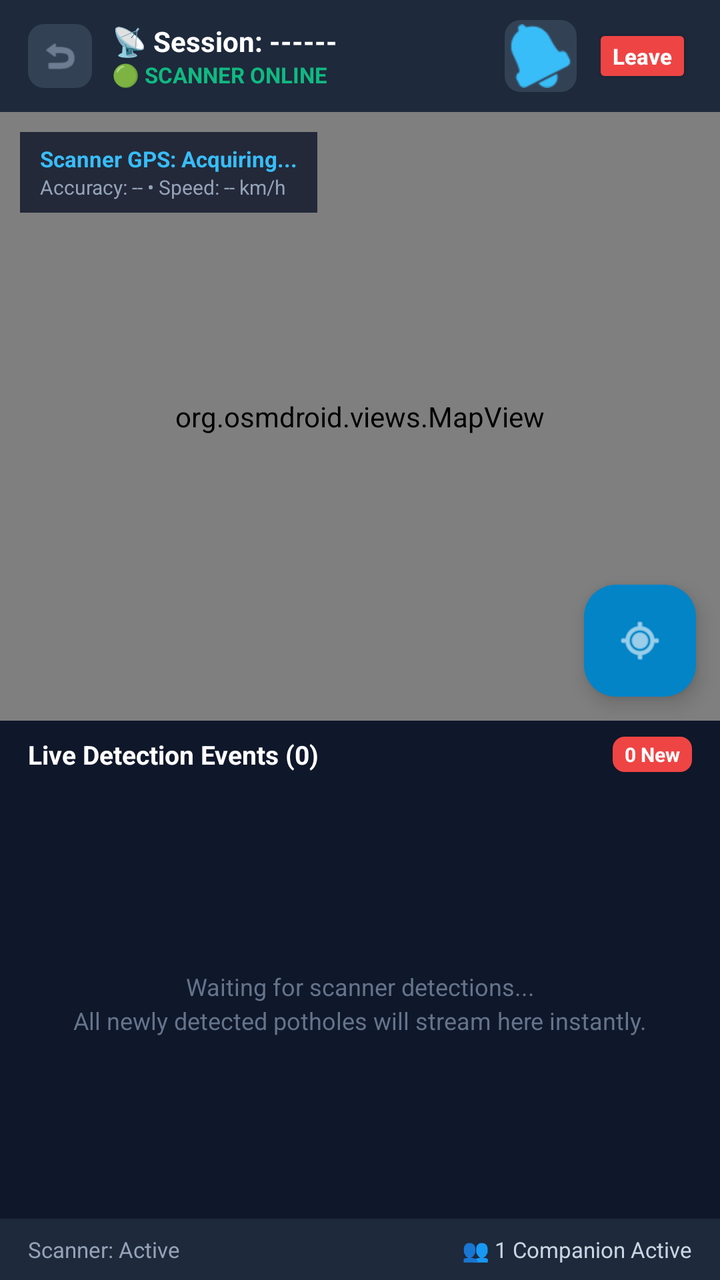
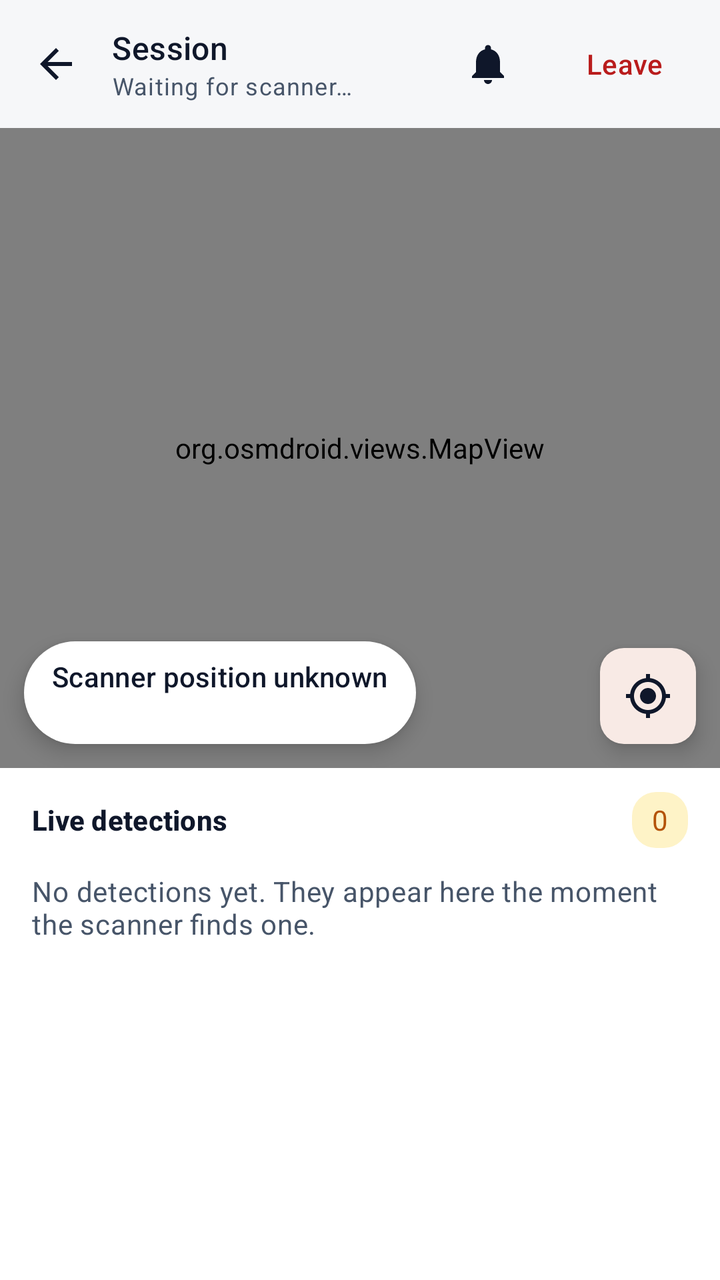

Two renders of the same Android screen: before a commit and after it. Below are the layout's source before the change and the commit's diff.
<!-- AndroidManifest.xml: application theme Theme.SmartPothole -->
<!-- res/layout/activity_companion.xml -->
<?xml version="1.0" encoding="utf-8"?>
<LinearLayout xmlns:android="http://schemas.android.com/apk/res/android"
    xmlns:app="http://schemas.android.com/apk/res-auto"
    android:layout_width="match_parent"
    android:layout_height="match_parent"
    android:background="#0F172A"
    android:orientation="vertical">

    
    <LinearLayout
        android:layout_width="match_parent"
        android:layout_height="wrap_content"
        android:background="#1E293B"
        android:gravity="center_vertical"
        android:orientation="horizontal"
        android:paddingHorizontal="14dp"
        android:paddingVertical="10dp">

        <ImageView
            android:id="@+id/btnBack"
            android:layout_width="32dp"
            android:layout_height="32dp"
            android:background="@drawable/pill_badge_bg"
            android:padding="6dp"
            android:src="@android:drawable/ic_menu_revert"
            app:tint="#94A3B8" />

        <LinearLayout
            android:layout_width="0dp"
            android:layout_height="wrap_content"
            android:layout_marginStart="10dp"
            android:layout_weight="1"
            android:orientation="vertical">

            <TextView
                android:id="@+id/tvSessionTitle"
                android:layout_width="wrap_content"
                android:layout_height="wrap_content"
                android:text="📡 Session: ------"
                android:textColor="#FFFFFF"
                android:textSize="14sp"
                android:textStyle="bold" />

            <TextView
                android:id="@+id/tvScannerStatusBadge"
                android:layout_width="wrap_content"
                android:layout_height="wrap_content"
                android:text="🟢 SCANNER ONLINE"
                android:textColor="#10B981"
                android:textSize="11sp"
                android:textStyle="bold" />
        </LinearLayout>

        <ImageButton
            android:id="@+id/btnNotificationSettings"
            android:layout_width="36dp"
            android:layout_height="36dp"
            android:background="@drawable/pill_badge_bg"
            android:src="@android:drawable/ic_popup_reminder"
            android:tint="#38BDF8"
            android:contentDescription="Notification Preferences"
            android:layout_marginEnd="8dp" />

        <Button
            android:id="@+id/btnLeaveSession"
            android:layout_width="wrap_content"
            android:layout_height="32dp"
            android:backgroundTint="#EF4444"
            android:minWidth="0dp"
            android:minHeight="0dp"
            android:paddingHorizontal="10dp"
            android:paddingVertical="2dp"
            android:text="Leave"
            android:textAllCaps="false"
            android:textColor="#FFFFFF"
            android:textSize="11sp"
            android:textStyle="bold" />
    </LinearLayout>

    
    <LinearLayout
        android:layout_width="match_parent"
        android:layout_height="0dp"
        android:layout_weight="1"
        android:orientation="vertical">

        
        <FrameLayout
            android:layout_width="match_parent"
            android:layout_height="0dp"
            android:layout_weight="1.1">

            <org.osmdroid.views.MapView
                android:id="@+id/mapView"
                android:layout_width="match_parent"
                android:layout_height="match_parent" />

            
            <LinearLayout
                android:layout_width="wrap_content"
                android:layout_height="wrap_content"
                android:layout_gravity="top|start"
                android:layout_margin="10dp"
                android:background="#D00F172A"
                android:orientation="vertical"
                android:paddingHorizontal="10dp"
                android:paddingVertical="6dp">

                <TextView
                    android:id="@+id/tvScannerLocationText"
                    android:layout_width="wrap_content"
                    android:layout_height="wrap_content"
                    android:text="Scanner GPS: Acquiring..."
                    android:textColor="#38BDF8"
                    android:textSize="11sp"
                    android:textStyle="bold" />

                <TextView
                    android:id="@+id/tvScannerAccuracyText"
                    android:layout_width="wrap_content"
                    android:layout_height="wrap_content"
                    android:text="Accuracy: -- • Speed: -- km/h"
                    android:textColor="#94A3B8"
                    android:textSize="10sp" />
            </LinearLayout>

            
            <com.google.android.material.floatingactionbutton.FloatingActionButton
                android:id="@+id/fabRecenterScanner"
                android:layout_width="wrap_content"
                android:layout_height="wrap_content"
                android:layout_gravity="bottom|end"
                android:layout_margin="12dp"
                android:contentDescription="Recenter on Scanner"
                app:backgroundTint="#0284C7"
                app:fabSize="mini"
                app:srcCompat="@android:drawable/ic_menu_mylocation"
                app:tint="#FFFFFF" />
        </FrameLayout>

        
        <LinearLayout
            android:layout_width="match_parent"
            android:layout_height="0dp"
            android:layout_weight="0.9"
            android:background="#0F172A"
            android:orientation="vertical">

            
            <LinearLayout
                android:layout_width="match_parent"
                android:layout_height="wrap_content"
                android:gravity="center_vertical"
                android:orientation="horizontal"
                android:paddingHorizontal="14dp"
                android:paddingVertical="8dp">

                <TextView
                    android:id="@+id/tvEventsHeader"
                    android:layout_width="0dp"
                    android:layout_height="wrap_content"
                    android:layout_weight="1"
                    android:text="Live Detection Events (0)"
                    android:textColor="#FFFFFF"
                    android:textSize="13sp"
                    android:textStyle="bold" />

                <TextView
                    android:id="@+id/tvNewPotholesBadge"
                    android:layout_width="wrap_content"
                    android:layout_height="wrap_content"
                    android:background="@drawable/badge_critical_bg"
                    android:paddingHorizontal="6dp"
                    android:paddingVertical="2dp"
                    android:text="0 New"
                    android:textColor="#FFFFFF"
                    android:textSize="10sp"
                    android:textStyle="bold" />
            </LinearLayout>

            <TextView
                android:id="@+id/tvEmptyEvents"
                android:layout_width="match_parent"
                android:layout_height="match_parent"
                android:gravity="center"
                android:padding="20dp"
                android:text="Waiting for scanner detections...\nAll newly detected potholes will stream here instantly."
                android:textColor="#64748B"
                android:textSize="12sp"
                android:lineSpacingExtra="3dp" />

            <androidx.recyclerview.widget.RecyclerView
                android:id="@+id/rvDetections"
                android:layout_width="match_parent"
                android:layout_height="match_parent"
                android:clipToPadding="false"
                android:paddingBottom="8dp"
                android:visibility="gone" />
        </LinearLayout>
    </LinearLayout>

    
    <LinearLayout
        android:layout_width="match_parent"
        android:layout_height="wrap_content"
        android:background="#1E293B"
        android:gravity="center_vertical"
        android:orientation="horizontal"
        android:paddingHorizontal="14dp"
        android:paddingVertical="8dp">

        <TextView
            android:id="@+id/tvScannerNameFooter"
            android:layout_width="0dp"
            android:layout_height="wrap_content"
            android:layout_weight="1"
            android:text="Scanner: Active"
            android:textColor="#94A3B8"
            android:textSize="11sp" />

        <TextView
            android:id="@+id/tvCompanionsFooter"
            android:layout_width="wrap_content"
            android:layout_height="wrap_content"
            android:text="👥 1 Companion Active"
            android:textColor="#CBD5E1"
            android:textSize="11sp" />
    </LinearLayout>
</LinearLayout>
<!-- resources referenced by this layout -->
<resources>
  <!-- drawable badge_critical_bg (drawable) -->
  <?xml version="1.0" encoding="utf-8"?>
  <shape xmlns:android="http://schemas.android.com/apk/res/android"
      android:shape="rectangle">
      <solid android:color="#EF4444" />
      <corners android:radius="6dp" />
  </shape>
  <!-- drawable pill_badge_bg (drawable) -->
  <?xml version="1.0" encoding="utf-8"?>
  <shape xmlns:android="http://schemas.android.com/apk/res/android"
      android:shape="rectangle">
      <solid android:color="#334155" />
      <corners android:radius="8dp" />
  </shape>
  <color name="sp_primary">#C2410C</color>
  <color name="sp_danger">#B91C1C</color>
  <color name="sp_bg">#F6F7F9</color>
  <color name="sp_surface">#FFFFFF</color>
  <color name="sp_outline">#D5DBE4</color>
  <dimen name="sp_radius_card">12dp</dimen>
  <!-- unchanged entries left out for length: 11 -->
</resources>

<!-- the commit's change to res/layout/activity_companion.xml (unified diff, before → after) -->
@@ -1,34 +1,32 @@
 <?xml version="1.0" encoding="utf-8"?>
 <LinearLayout xmlns:android="http://schemas.android.com/apk/res/android"
     xmlns:app="http://schemas.android.com/apk/res-auto"
+    android:id="@+id/companionRoot"
     android:layout_width="match_parent"
     android:layout_height="match_parent"
-    android:background="#0F172A"
+    android:background="@color/sp_bg"
     android:orientation="vertical">
 
-    
     <LinearLayout
         android:layout_width="match_parent"
-        android:layout_height="wrap_content"
-        android:background="#1E293B"
+        android:layout_height="64dp"
         android:gravity="center_vertical"
         android:orientation="horizontal"
-        android:paddingHorizontal="14dp"
-        android:paddingVertical="10dp">
+        android:paddingHorizontal="4dp">
 
-        <ImageView
+        <ImageButton
             android:id="@+id/btnBack"
-            android:layout_width="32dp"
-            android:layout_height="32dp"
-            android:background="@drawable/pill_badge_bg"
-            android:padding="6dp"
-            android:src="@android:drawable/ic_menu_revert"
-            app:tint="#94A3B8" />
+            android:layout_width="48dp"
+            android:layout_height="48dp"
+            android:background="?attr/selectableItemBackgroundBorderless"
+            android:contentDescription="Back"
+            android:src="@drawable/ic_arrow_back"
+            app:tint="@color/sp_on_surface" />
 
         <LinearLayout
             android:layout_width="0dp"
             android:layout_height="wrap_content"
-            android:layout_marginStart="10dp"
+            android:layout_marginStart="4dp"
             android:layout_weight="1"
             android:orientation="vertical">
 
@@ -36,194 +34,150 @@
                 android:id="@+id/tvSessionTitle"
                 android:layout_width="wrap_content"
                 android:layout_height="wrap_content"
-                android:text="📡 Session: ------"
-                android:textColor="#FFFFFF"
-                android:textSize="14sp"
-                android:textStyle="bold" />
+                android:text="Session"
+                android:textAppearance="@style/SP.Text.Subtitle" />
 
             <TextView
                 android:id="@+id/tvScannerStatusBadge"
                 android:layout_width="wrap_content"
                 android:layout_height="wrap_content"
-                android:text="🟢 SCANNER ONLINE"
-                android:textColor="#10B981"
-                android:textSize="11sp"
-                android:textStyle="bold" />
+                android:accessibilityLiveRegion="polite"
+                android:text="Waiting for scanner…"
+                android:textAppearance="@style/SP.Text.Caption" />
         </LinearLayout>
 
         <ImageButton
             android:id="@+id/btnNotificationSettings"
-            android:layout_width="36dp"
-            android:layout_height="36dp"
-            android:background="@drawable/pill_badge_bg"
-            android:src="@android:drawable/ic_popup_reminder"
-            android:tint="#38BDF8"
-            android:contentDescription="Notification Preferences"
-            android:layout_marginEnd="8dp" />
+            android:layout_width="48dp"
+            android:layout_height="48dp"
+            android:background="?attr/selectableItemBackgroundBorderless"
+            android:contentDescription="Notification settings"
+            android:src="@drawable/ic_notifications"
+            app:tint="@color/sp_on_surface" />
 
-        <Button
+        <com.google.android.material.button.MaterialButton
             android:id="@+id/btnLeaveSession"
+            style="@style/Widget.Material3.Button.TextButton"
             android:layout_width="wrap_content"
-            android:layout_height="32dp"
-            android:backgroundTint="#EF4444"
-            android:minWidth="0dp"
-            android:minHeight="0dp"
-            android:paddingHorizontal="10dp"
-            android:paddingVertical="2dp"
+            android:layout_height="48dp"
             android:text="Leave"
-            android:textAllCaps="false"
-            android:textColor="#FFFFFF"
-            android:textSize="11sp"
-            android:textStyle="bold" />
+            android:textColor="@color/sp_danger" />
     </LinearLayout>
 
-    
-    <LinearLayout
+    <FrameLayout
         android:layout_width="match_parent"
         android:layout_height="0dp"
-        android:layout_weight="1"
-        android:orientation="vertical">
+        android:layout_weight="1">
 
-        
-        <FrameLayout
+        <org.osmdroid.views.MapView
+            android:id="@+id/mapView"
+            android:layout_width="match_parent"
+            android:layout_height="match_parent" />
+
+        <LinearLayout
+            android:layout_width="wrap_content"
+            android:layout_height="wrap_content"
+            android:layout_gravity="bottom|start"
+            android:layout_margin="12dp"
+            android:background="@drawable/bg_pill_surface"
+            android:elevation="6dp"
+            android:orientation="vertical"
+            android:paddingHorizontal="14dp"
+            android:paddingVertical="8dp">
+
+            <TextView
+                android:id="@+id/tvScannerLocationText"
+                android:layout_width="wrap_content"
+                android:layout_height="wrap_content"
+                android:text="Scanner position unknown"
+                android:textAppearance="@style/SP.Text.Label" />
+
+            <TextView
+                android:id="@+id/tvScannerAccuracyText"
+                android:layout_width="wrap_content"
+                android:layout_height="wrap_content"
+                android:textAppearance="@style/SP.Text.Caption" />
+        </LinearLayout>
+
+        <com.google.android.material.floatingactionbutton.FloatingActionButton
+            android:id="@+id/fabRecenterScanner"
+            style="@style/SP.MapFab"
+            android:layout_gravity="bottom|end"
+            android:layout_margin="12dp"
+            android:contentDescription="Show scanner"
+            android:src="@drawable/ic_my_location" />
+    </FrameLayout>
+
+    <LinearLayout
+        android:id="@+id/companionSheet"
+        android:layout_width="match_parent"
+        android:layout_height="0dp"
+        android:layout_weight="0.8"
+        android:background="@color/sp_surface"
+        android:orientation="vertical"
+        android:paddingHorizontal="@dimen/sp_gutter"
+        android:paddingTop="@dimen/sp_space_3">
+
+        <LinearLayout
+            android:layout_width="match_parent"
+            android:layout_height="wrap_content"
+            android:gravity="center_vertical"
+            android:orientation="horizontal">
+
+            <TextView
+                android:id="@+id/tvEventsHeader"
+                android:layout_width="0dp"
+                android:layout_height="wrap_content"
+                android:layout_weight="1"
+                android:accessibilityHeading="true"
+                android:text="Live detections"
+                android:textAppearance="@style/SP.Text.Section" />
+
+            <TextView
+                android:id="@+id/tvNewPotholesBadge"
+                android:layout_width="wrap_content"
+                android:layout_height="28dp"
+                android:background="@drawable/bg_chip_warning"
+                android:gravity="center"
+                android:paddingHorizontal="10dp"
+                android:text="0"
+                android:textColor="@color/sp_warning" />
+        </LinearLayout>
+
+        <TextView
+            android:id="@+id/tvEmptyEvents"
+            android:layout_width="match_parent"
+            android:layout_height="wrap_content"
+            android:layout_marginTop="@dimen/sp_space_3"
+            android:text="No detections yet. They appear here the moment the scanner finds one."
+            android:textAppearance="@style/SP.Text.Muted" />
+
+        <androidx.recyclerview.widget.RecyclerView
+            android:id="@+id/rvDetections"
             android:layout_width="match_parent"
             android:layout_height="0dp"
-            android:layout_weight="1.1">
+            android:layout_marginTop="@dimen/sp_space_2"
+            android:layout_weight="1"
+            android:visibility="gone" />
 
-            <org.osmdroid.views.MapView
-                android:id="@+id/mapView"
-                android:layout_width="match_parent"
-                android:layout_height="match_parent" />
+        <LinearLayout
+            android:layout_width="match_parent"
+            android:layout_height="wrap_content"
+            android:orientation="horizontal"
+            android:paddingVertical="@dimen/sp_space_2">
 
-            
-            <LinearLayout
+            <TextView
+                android:id="@+id/tvScannerNameFooter"
+                android:layout_width="0dp"
+                android:layout_height="wrap_content"
+                android:layout_weight="1"
+                android:textAppearance="@style/SP.Text.Caption" />
+
+            <TextView
+                android:id="@+id/tvCompanionsFooter"
                 android:layout_width="wrap_content"
                 android:layout_height="wrap_content"
-                android:layout_gravity="top|start"
-                android:layout_margin="10dp"
-                android:background="#D00F172A"
-                android:orientation="vertical"
-                android:paddingHorizontal="10dp"
-                android:paddingVertical="6dp">
-
-                <TextView
-                    android:id="@+id/tvScannerLocationText"
-                    android:layout_width="wrap_content"
-                    android:layout_height="wrap_content"
-                    android:text="Scanner GPS: Acquiring..."
-                    android:textColor="#38BDF8"
-                    android:textSize="11sp"
-                    android:textStyle="bold" />
-
-                <TextView
-                    android:id="@+id/tvScannerAccuracyText"
-                    android:layout_width="wrap_content"
-                    android:layout_height="wrap_content"
-                    android:text="Accuracy: -- • Speed: -- km/h"
-                    android:textColor="#94A3B8"
-                    android:textSize="10sp" />
-            </LinearLayout>
-
-            
-            <com.google.android.material.floatingactionbutton.FloatingActionButton
-                android:id="@+id/fabRecenterScanner"
-                android:layout_width="wrap_content"
-                android:layout_height="wrap_content"
-                android:layout_gravity="bottom|end"
-                android:layout_margin="12dp"
-                android:contentDescription="Recenter on Scanner"
-                app:backgroundTint="#0284C7"
-                app:fabSize="mini"
-                app:srcCompat="@android:drawable/ic_menu_mylocation"
-                app:tint="#FFFFFF" />
-        </FrameLayout>
-
-        
-        <LinearLayout
-            android:layout_width="match_parent"
-            android:layout_height="0dp"
-            android:layout_weight="0.9"
-            android:background="#0F172A"
-            android:orientation="vertical">
-
-            
-            <LinearLayout
-                android:layout_width="match_parent"
-                android:layout_height="wrap_content"
-                android:gravity="center_vertical"
-                android:orientation="horizontal"
-                android:paddingHorizontal="14dp"
-                android:paddingVertical="8dp">
-
-                <TextView
-                    android:id="@+id/tvEventsHeader"
-                    android:layout_width="0dp"
-                    android:layout_height="wrap_content"
-                    android:layout_weight="1"
-                    android:text="Live Detection Events (0)"
-                    android:textColor="#FFFFFF"
-                    android:textSize="13sp"
-                    android:textStyle="bold" />
-
-                <TextView
-                    android:id="@+id/tvNewPotholesBadge"
-                    android:layout_width="wrap_content"
-                    android:layout_height="wrap_content"
-                    android:background="@drawable/badge_critical_bg"
-                    android:paddingHorizontal="6dp"
-                    android:paddingVertical="2dp"
-                    android:text="0 New"
-                    android:textColor="#FFFFFF"
-                    android:textSize="10sp"
-                    android:textStyle="bold" />
-            </LinearLayout>
-
-            <TextView
-                android:id="@+id/tvEmptyEvents"
-                android:layout_width="match_parent"
-                android:layout_height="match_parent"
-                android:gravity="center"
-                android:padding="20dp"
-                android:text="Waiting for scanner detections...\nAll newly detected potholes will stream here instantly."
-                android:textColor="#64748B"
-                android:textSize="12sp"
-                android:lineSpacingExtra="3dp" />
-
-            <androidx.recyclerview.widget.RecyclerView
-                android:id="@+id/rvDetections"
-                android:layout_width="match_parent"
-                android:layout_height="match_parent"
-                android:clipToPadding="false"
-                android:paddingBottom="8dp"
-                android:visibility="gone" />
+                android:textAppearance="@style/SP.Text.Caption" />
         </LinearLayout>
     </LinearLayout>
-
-    
-    <LinearLayout
-        android:layout_width="match_parent"
-        android:layout_height="wrap_content"
-        android:background="#1E293B"
-        android:gravity="center_vertical"
-        android:orientation="horizontal"
-        android:paddingHorizontal="14dp"
-        android:paddingVertical="8dp">
-
-        <TextView
-            android:id="@+id/tvScannerNameFooter"
-            android:layout_width="0dp"
-            android:layout_height="wrap_content"
-            android:layout_weight="1"
-            android:text="Scanner: Active"
-            android:textColor="#94A3B8"
-            android:textSize="11sp" />
-
-        <TextView
-            android:id="@+id/tvCompanionsFooter"
-            android:layout_width="wrap_content"
-            android:layout_height="wrap_content"
-            android:text="👥 1 Companion Active"
-            android:textColor="#CBD5E1"
-            android:textSize="11sp" />
-    </LinearLayout>
 </LinearLayout>
<!-- resource entries referenced after the edit -->
@@ -1,23 +1,73 @@
 <!-- resources referenced by this layout -->
 <resources>
-  <!-- drawable badge_critical_bg (drawable) -->
-  <?xml version="1.0" encoding="utf-8"?>
-  <shape xmlns:android="http://schemas.android.com/apk/res/android"
-      android:shape="rectangle">
-      <solid android:color="#EF4444" />
-      <corners android:radius="6dp" />
-  </shape>
-  <!-- drawable pill_badge_bg (drawable) -->
-  <?xml version="1.0" encoding="utf-8"?>
-  <shape xmlns:android="http://schemas.android.com/apk/res/android"
-      android:shape="rectangle">
-      <solid android:color="#334155" />
-      <corners android:radius="8dp" />
-  </shape>
   <color name="sp_primary">#C2410C</color>
   <color name="sp_danger">#B91C1C</color>
   <color name="sp_bg">#F6F7F9</color>
   <color name="sp_surface">#FFFFFF</color>
+  <color name="sp_warning">#B45309</color>
+  <dimen name="sp_gutter">16dp</dimen>
+  <dimen name="sp_space_2">8dp</dimen>
+  <dimen name="sp_space_3">12dp</dimen>
+  <!-- drawable bg_chip_warning (drawable) -->
+  <?xml version="1.0" encoding="utf-8"?>
+  <shape xmlns:android="http://schemas.android.com/apk/res/android" android:shape="rectangle">
+      <solid android:color="@color/sp_warning_container"/>
+      <corners android:radius="12dp"/>
+  </shape>
+  <!-- drawable bg_pill_surface (drawable) -->
+  <?xml version="1.0" encoding="utf-8"?>
+  <shape xmlns:android="http://schemas.android.com/apk/res/android" android:shape="rectangle">
+      <solid android:color="@color/sp_surface"/>
+      <corners android:radius="28dp"/>
+  </shape>
+  <!-- drawable ic_arrow_back (drawable) -->
+  <?xml version="1.0" encoding="utf-8"?>
+  <vector xmlns:android="http://schemas.android.com/apk/res/android"
+      android:width="24dp" android:height="24dp"
+      android:viewportWidth="24" android:viewportHeight="24"
+      android:tint="?attr/colorControlNormal">
+      <path android:fillColor="@android:color/white" android:pathData="M20,11H7.83l5.59,-5.59L12,4l-8,8 8,8 1.41,-1.41L7.83,13H20v-2z"/>
+  </vector>
+  <!-- drawable ic_my_location (drawable) -->
+  <?xml version="1.0" encoding="utf-8"?>
+  <vector xmlns:android="http://schemas.android.com/apk/res/android"
+      android:width="24dp" android:height="24dp"
+      android:viewportWidth="24" android:viewportHeight="24"
+      android:tint="?attr/colorControlNormal">
+      <path android:fillColor="@android:color/white" android:pathData="M12,8c-2.21,0 -4,1.79 -4,4s1.79,4 4,4 4,-1.79 4,-4 -1.79,-4 -4,-4zM20.94,11c-0.46,-4.17 -3.77,-7.48 -7.94,-7.94V1h-2v2.06C6.83,3.52 3.52,6.83 3.06,11H1v2h2.06c0.46,4.17 3.77,7.48 7.94,7.94V23h2v-2.06c4.17,-0.46 7.48,-3.77 7.94,-7.94H23v-2h-2.06zM12,19c-3.87,0 -7,-3.13 -7,-7s3.13,-7 7,-7 7,3.13 7,7 -3.13,7 -7,7z"/>
+  </vector>
+  <!-- drawable ic_notifications (drawable) -->
+  <?xml version="1.0" encoding="utf-8"?>
+  <vector xmlns:android="http://schemas.android.com/apk/res/android"
+      android:width="24dp" android:height="24dp"
+      android:viewportWidth="24" android:viewportHeight="24"
+      android:tint="?attr/colorControlNormal">
+      <path android:fillColor="@android:color/white" android:pathData="M12,22c1.1,0 2,-0.9 2,-2h-4c0,1.1 0.89,2 2,2zM18,16v-5c0,-3.07 -1.64,-5.64 -4.5,-6.32V4c0,-0.83 -0.67,-1.5 -1.5,-1.5s-1.5,0.67 -1.5,1.5v0.68C7.63,5.36 6,7.92 6,11v5l-2,2v1h16v-1l-2,-2z"/>
+  </vector>
+  <style name="SP.MapFab" parent="Widget.Material3.FloatingActionButton.Small.Surface">
+          <item name="android:layout_width">wrap_content</item>
+          <item name="android:layout_height">wrap_content</item>
+          <item name="backgroundTint">@color/sp_surface</item>
+          <item name="tint">@color/sp_on_surface</item>
+          <item name="fabCustomSize">48dp</item>
+      </style>
+  <style name="SP.Text.Caption" parent="TextAppearance.Material3.BodySmall">
+          <item name="android:textColor">@color/sp_on_surface_muted</item>
+      </style>
+  <style name="SP.Text.Label" parent="TextAppearance.Material3.LabelLarge">
+          <item name="android:textColor">@color/sp_on_surface</item>
+      </style>
+  <style name="SP.Text.Muted" parent="TextAppearance.Material3.BodyMedium">
+          <item name="android:textColor">@color/sp_on_surface_muted</item>
+      </style>
+  <style name="SP.Text.Section" parent="TextAppearance.Material3.TitleSmall">
+          <item name="android:textColor">@color/sp_on_surface</item>
+          <item name="android:textStyle">bold</item>
+      </style>
+  <style name="SP.Text.Subtitle" parent="TextAppearance.Material3.TitleMedium">
+          <item name="android:textColor">@color/sp_on_surface</item>
+      </style>
+  <color name="sp_warning_container">#FEF3C7</color>
   <color name="sp_outline">#D5DBE4</color>
   <dimen name="sp_radius_card">12dp</dimen>
   <!-- unchanged entries left out for length: 11 -->
